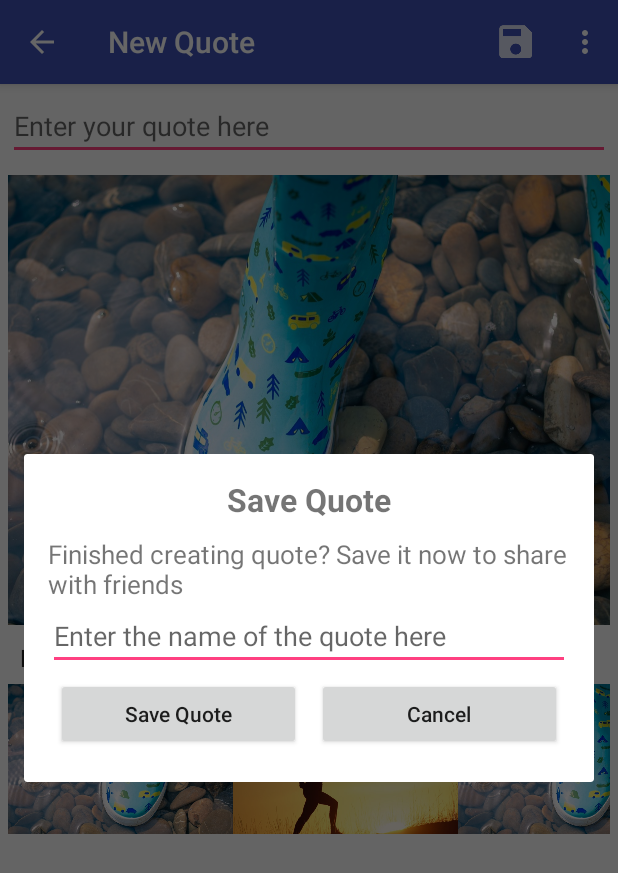
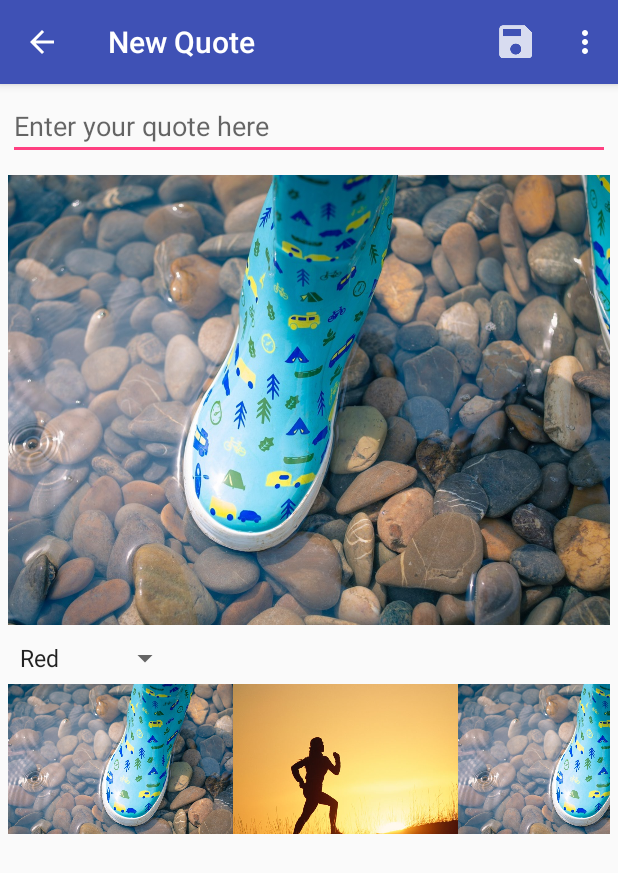
Before and after one commit to georgeben/Quote-Me, an Android app: the NewQuoteActivity screen opened directly, with no data from a screen before it, after a tap on "Save Quote", on a phone screen of 412 x 824 dp. Shown: the top 873 px of the screen. Run offline under Robolectric (Android 15) with nearby library versions, the phone set to English and light mode, and no system bars.

Commit message:
Checked if the user has entered any quote before attempting to save the quote

```diff
--- a/app/src/main/java/com/kurobarabenjamingeorge/quoteme/NewQuoteActivity.java
+++ b/app/src/main/java/com/kurobarabenjamingeorge/quoteme/NewQuoteActivity.java
@@ -153,6 +153,11 @@ public class NewQuoteActivity extends AppCompatActivity implements
 
     private void saveQuoteImage() {
 
+        if(quoteTextView.getText().toString().trim().isEmpty()){
+            Toast.makeText(this, "Cannot save an empty quote", Toast.LENGTH_SHORT).show();
+            return;
+        }
+
         AlertDialog.Builder saveQuoteAlertBuilder = new AlertDialog.Builder(NewQuoteActivity.this);
 
         View saveQuoteCustomView = getLayoutInflater().inflate(R.layout.save_dialog_layout, null);
```
